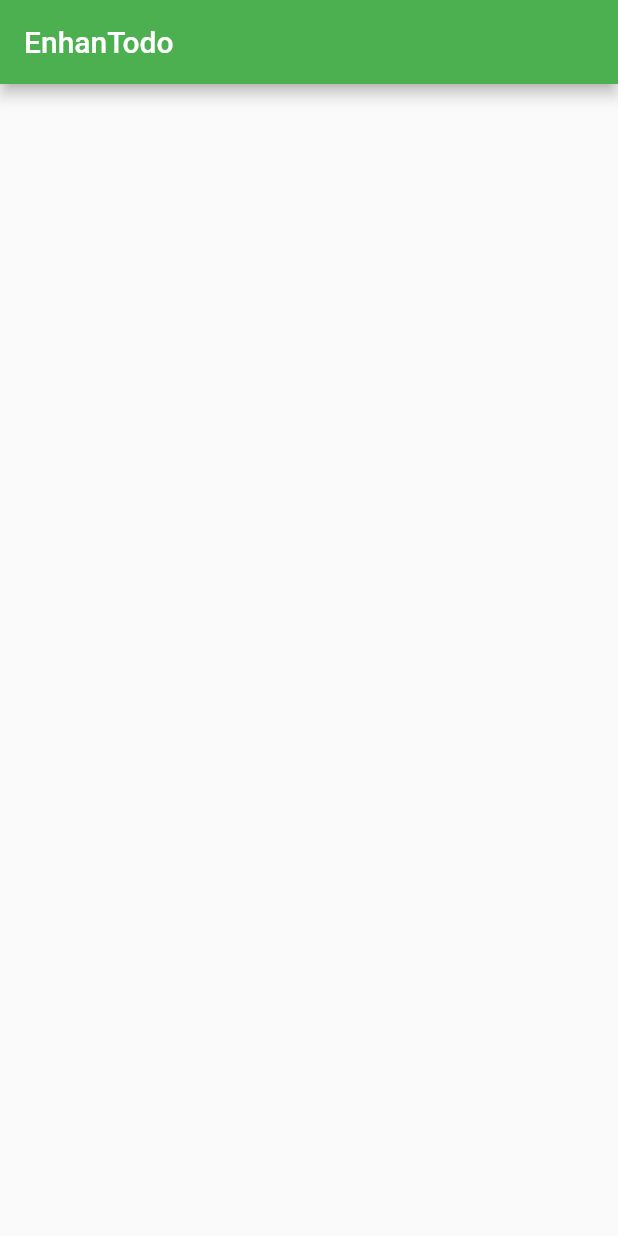
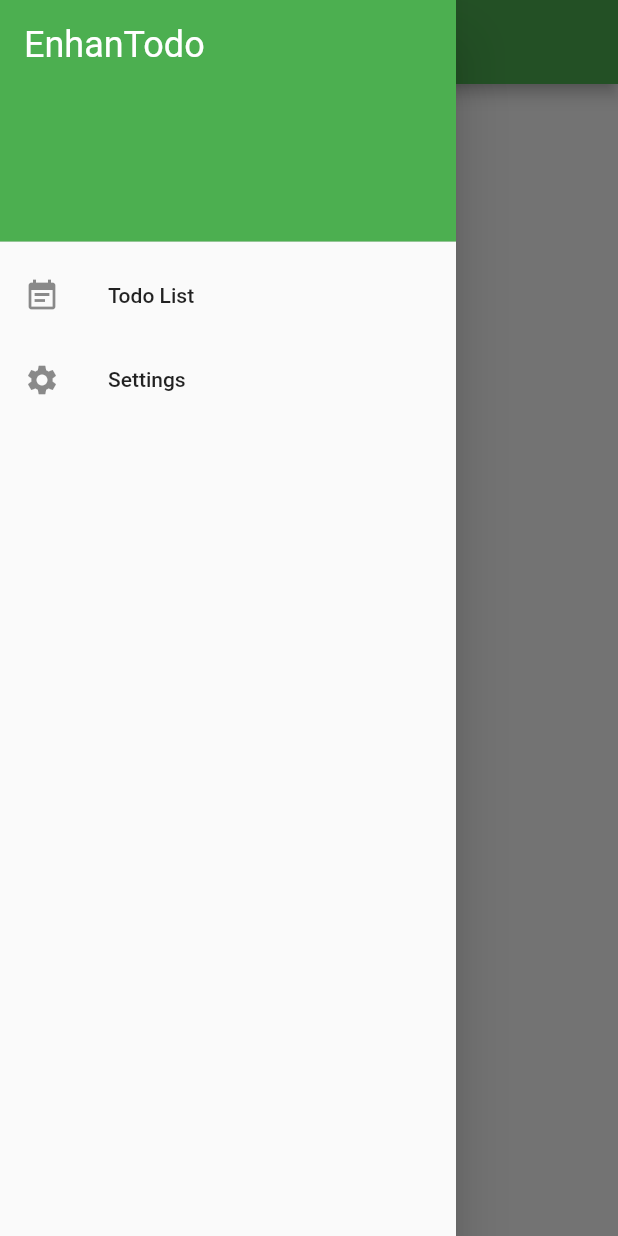
Before and after one commit to sanoto/enhantodo, a Flutter app: the screen it shows after launch, with the side drawer open (before the commit the screen has no drawer), on a phone screen of 412 x 824 dp. Run offline on Flutter 3.47's test engine with Material 2 defaults, Android fonts, the phone set to English and light mode, and no system bars.

```diff
--- a/lib/main.dart
+++ b/lib/main.dart
@@ -20,6 +20,32 @@ class EnhanTodo extends StatelessWidget {
         appBar: AppBar(
           title: const Text('EnhanTodo'),
         ),
+        drawer: Drawer(
+          child: Builder(
+            builder: (BuildContext context) => ListView(
+              padding: EdgeInsets.zero,
+              children: <Widget>[
+                DrawerHeader(
+                  child: Text(
+                    'EnhanTodo',
+                    style: Theme.of(context).primaryTextTheme.headline5,
+                  ),
+                  decoration: BoxDecoration(
+                    color: Theme.of(context).primaryColor,
+                  ),
+                ),
+                ListTile(
+                  leading: Icon(Icons.event_note),
+                  title: Text('Todo List'),
+                ),
+                ListTile(
+                  leading: Icon(Icons.settings),
+                  title: Text('Settings'),
+                ),
+              ],
+            ),
+          ),
+        ),
       ),
     );
   }
```
